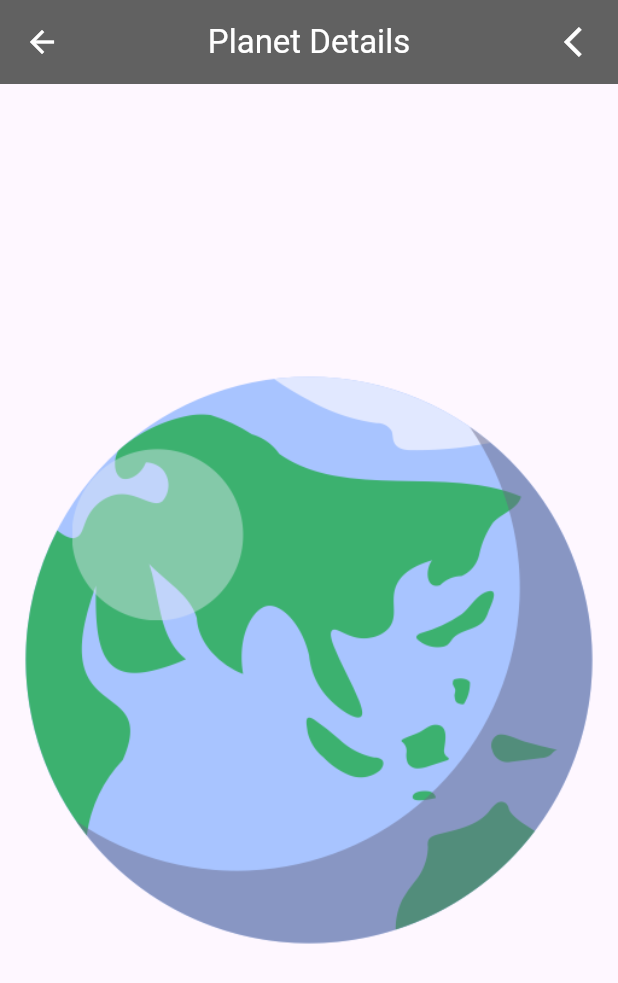
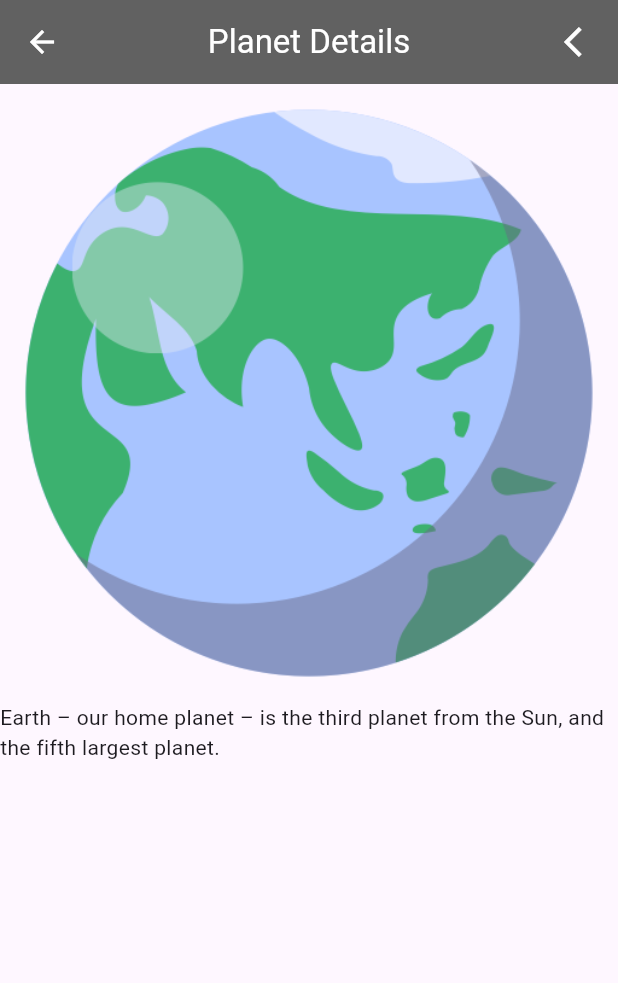
Before and after one commit to msceada1/solar-system, a Flutter app: the screen it shows after launch, after a tap on "Earth", on a phone screen of 412 x 824 dp. Shown: the top 983 px of the screen. Run offline on Flutter 3.47's test engine with Material 3 defaults, Android fonts, the phone set to English and light mode, and no system bars.

Commit message:
#iteracion 7

```diff
--- a/lib/information_planet.dart
+++ b/lib/information_planet.dart
@@ -3,13 +3,14 @@ import 'package:flutter/material.dart';
 import 'package:solar_system/solar_system.dart';
 
 class InformationPlanet extends StatelessWidget {
-  const InformationPlanet({super.key,});
+  const InformationPlanet({super.key, required this.imagen, required this.descripcion});
 
+  final String imagen;
+  final String descripcion;
 
 
   @override
   Widget build(BuildContext context) {
-    final String rutaRecibida = ModalRoute.of(context)!.settings.arguments as String;
 
     return Scaffold(
       appBar: AppBar(
@@ -29,7 +30,14 @@ class InformationPlanet extends StatelessWidget {
           ),
         ],
       ),
-      body: Center(child: Image.asset(rutaRecibida)),
+      body: Center(child: Column(
+        children: [
+          Image.asset(imagen),
+          Container(
+            child: Text(descripcion),
+          )
+        ],
+      )),
     );
   }
 }
--- a/lib/main.dart
+++ b/lib/main.dart
@@ -6,9 +6,22 @@ void main() {
   runApp(
     MaterialApp(
       initialRoute: '/',
-      routes: {
-        '/': (context) => const SolarSystem(),
-        '/InformationPlanet': (context) => const InformationPlanet(),
+      onGenerateRoute: (settings) {
+        if (settings.name == '/') {
+          return MaterialPageRoute(builder: (context) => const SolarSystem());
+        }
+
+        if (settings.name == '/InformationPlanet') {
+          final Map<String, String> datosRecibidos =
+              settings.arguments as Map<String, String>;
+
+          return MaterialPageRoute(
+            builder: (context) => InformationPlanet(
+              imagen: datosRecibidos['imagen']!,
+              descripcion: datosRecibidos['descripcion']!,
+            ),
+          );
+        }
       },
     ),
   );
--- a/lib/planet.dart
+++ b/lib/planet.dart
@@ -2,30 +2,94 @@ class Planeta {
   final String _nombre;
   final String _distanciaAlSol;
   final String _rutaImagen;
+  final String _descripcion;
 
-  Planeta(this._nombre, this._distanciaAlSol, this._rutaImagen);
+  Planeta(
+    this._nombre,
+    this._distanciaAlSol,
+    this._rutaImagen,
+    this._descripcion,
+  );
 
   String get rutaImagen => _rutaImagen;
 
   String get distanciaAlSol => _distanciaAlSol;
 
   String get nombre => _nombre;
+
+  String get descripcion => _descripcion;
 }
 
 class DatosPlanetas {
   List<Planeta> planetas() {
     return [
-      Planeta('Earth', '150 million kilometers', 'assets/images/earth.png'),
-      Planeta('Jupiter', '778 million kilometers', 'assets/images/jupiter.png'),
-      Planeta('Mars', '228 million kilometers', 'assets/images/mars.png'),
-      Planeta('Mercury', '58 million kilometers', 'assets/images/mercury.png'),
-      Planeta('Moon', '', 'assets/images/moon.png'),
-      Planeta('Neptune', '4.5 billion kilometers', 'assets/images/neptune.png'),
-      Planeta('Pluto', '5.9 billion kilometers', 'assets/images/pluto.png'),
-      Planeta('Saturn', '1.4 billion kilometers', 'assets/images/saturn.png'),
-      Planeta('Sun', '', 'assets/images/sun.png'),
-      Planeta('Uranus', '2.9 billion kilometers', 'assets/images/uranus.png'),
-      Planeta('Venus', '108.2 million kilometers', 'assets/images/venus.png'),
+      Planeta(
+        'Earth',
+        '150 million kilometers',
+        'assets/images/earth.png',
+        'Earth – our home planet – is the third planet from the Sun, and the fifth largest planet.',
+      ),
+      Planeta(
+        'Jupiter',
+        '778 million kilometers',
+        'assets/images/jupiter.png',
+        'Jupiter is the fifth planet from the Sun, and the largest planet in our solar system.',
+      ),
+      Planeta(
+        'Mars',
+        '228 million kilometers',
+        'assets/images/mars.png',
+        'Mars is the fourth planet from the Sun, and the seventh largest planet.',
+      ),
+      Planeta(
+        'Mercury',
+        '58 million kilometers',
+        'assets/images/mercury.png',
+        'Mercury is the planet nearest to the Sun, and the smallest planet in our solar system',
+      ),
+      Planeta(
+        'Moon',
+        '',
+        'assets/images/moon.png',
+        'La luna es un satélite y no un paneta, es el único satelite natural de la Tierra.',
+      ),
+      Planeta(
+        'Neptune',
+        '4.5 billion kilometers',
+        'assets/images/neptune.png',
+        'Neptune is the eighth and most distant planet in our solar system. It'
+            's the fourth largest planet.',
+      ),
+      Planeta(
+        'Pluto',
+        '5.9 billion kilometers',
+        'assets/images/pluto.png',
+        "Pluto was long considered our solar system's ninth planet. It was reclassified as a dwarf planet in 2006 by the International Astronomical Union.",
+      ),
+      Planeta(
+        'Saturn',
+        '1.4 billion kilometers',
+        'assets/images/saturn.png',
+        'Saturn is the sixth planet from the Sun, the second largest planet in our solar system.',
+      ),
+      Planeta(
+        'Sun',
+        '',
+        'assets/images/sun.png',
+        'El Sol concentra el 99,86 % de toda la masa del sistema solar',
+      ),
+      Planeta(
+        'Uranus',
+        '2.9 billion kilometers',
+        'assets/images/uranus.png',
+        'Uranus is the seventh planet from the Sun, and the third largest planet in our solar system.',
+      ),
+      Planeta(
+        'Venus',
+        '108.2 million kilometers',
+        'assets/images/venus.png',
+        'Venus is the second planet from the Sun, and the sixth largest planet.',
+      ),
     ];
   }
 }
--- a/lib/solar_system.dart
+++ b/lib/solar_system.dart
@@ -27,7 +27,11 @@ class SolarSystem extends StatelessWidget {
               subtitle: Text(planetas[index].distanciaAlSol),
               trailing: Icon(Icons.navigate_next),
               onTap: () {
-                navegar(context, planetas[index].rutaImagen);
+                navegar(
+                  context,
+                  planetas[index].rutaImagen,
+                  planetas[index].descripcion,
+                );
               },
             );
           },
@@ -37,7 +41,11 @@ class SolarSystem extends StatelessWidget {
     );
   }
 
-  static void navegar(BuildContext context, String imagen) {
-    Navigator.pushNamed(context, '/InformationPlanet', arguments: imagen);
+  static void navegar(BuildContext context, String imagen, String descripcion) {
+    Navigator.pushNamed(
+      context,
+      '/InformationPlanet',
+      arguments: {'imagen': imagen, 'descripcion': descripcion},
+    );
   }
 }
```
